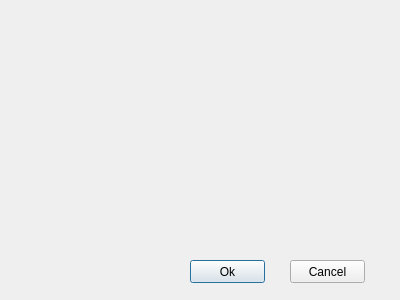
Old version of the form src/new_surf_rec.ui in the repository spektrof/SurfaceFromCloud.
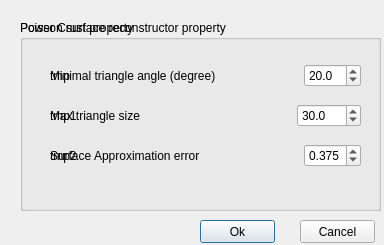
New version of the form.

Commit message: Implement Power Crust algorithm, compare with other algs, some refactor

Patch:
```diff
--- a/src/new_surf_rec.ui
+++ b/src/new_surf_rec.ui
@@ -6,8 +6,8 @@
    <rect>
     <x>0</x>
     <y>0</y>
-    <width>400</width>
-    <height>300</height>
+    <width>384</width>
+    <height>245</height>
    </rect>
   </property>
   <property name="windowTitle">
@@ -16,8 +16,8 @@
   <widget class="QPushButton" name="ok">
    <property name="geometry">
     <rect>
-     <x>190</x>
-     <y>260</y>
+     <x>200</x>
+     <y>220</y>
      <width>75</width>
      <height>23</height>
     </rect>
@@ -29,8 +29,8 @@
   <widget class="QPushButton" name="cancel">
    <property name="geometry">
     <rect>
-     <x>290</x>
-     <y>260</y>
+     <x>300</x>
+     <y>220</y>
      <width>75</width>
      <height>23</height>
     </rect>
@@ -42,6 +42,282 @@
     <string>Cancel</string>
    </property>
   </widget>
+  <widget class="QGroupBox" name="poisson">
+   <property name="geometry">
+    <rect>
+     <x>20</x>
+     <y>20</y>
+     <width>361</width>
+     <height>191</height>
+    </rect>
+   </property>
+   <property name="title">
+    <string>Poisson surface reconstructor property</string>
+   </property>
+   <widget class="QWidget" name="horizontalLayoutWidget_12">
+    <property name="geometry">
+     <rect>
+      <x>30</x>
+      <y>40</y>
+      <width>311</width>
+      <height>31</height>
+     </rect>
+    </property>
+    <layout class="QHBoxLayout" name="horizontalLayout_12">
+     <item>
+      <widget class="QLabel" name="label_9">
+       <property name="text">
+        <string>Minimal triangle angle (degree)</string>
+       </property>
+      </widget>
+     </item>
+     <item>
+      <widget class="QDoubleSpinBox" name="angle">
+       <property name="sizePolicy">
+        <sizepolicy hsizetype="Fixed" vsizetype="Fixed">
+         <horstretch>0</horstretch>
+         <verstretch>0</verstretch>
+        </sizepolicy>
+       </property>
+       <property name="decimals">
+        <number>1</number>
+       </property>
+       <property name="maximum">
+        <double>360.000000000000000</double>
+       </property>
+       <property name="singleStep">
+        <double>0.500000000000000</double>
+       </property>
+       <property name="value">
+        <double>20.000000000000000</double>
+       </property>
+      </widget>
+     </item>
+    </layout>
+   </widget>
+   <widget class="QWidget" name="horizontalLayoutWidget_13">
+    <property name="geometry">
+     <rect>
+      <x>30</x>
+      <y>80</y>
+      <width>311</width>
+      <height>31</height>
+     </rect>
+    </property>
+    <layout class="QHBoxLayout" name="horizontalLayout_13">
+     <item>
+      <widget class="QLabel" name="label_10">
+       <property name="text">
+        <string>Max triangle size</string>
+       </property>
+      </widget>
+     </item>
+     <item>
+      <widget class="QDoubleSpinBox" name="trisize">
+       <property name="sizePolicy">
+        <sizepolicy hsizetype="Fixed" vsizetype="Fixed">
+         <horstretch>0</horstretch>
+         <verstretch>0</verstretch>
+        </sizepolicy>
+       </property>
+       <property name="decimals">
+        <number>1</number>
+       </property>
+       <property name="maximum">
+        <double>1000.000000000000000</double>
+       </property>
+       <property name="singleStep">
+        <double>0.100000000000000</double>
+       </property>
+       <property name="value">
+        <double>30.000000000000000</double>
+       </property>
+      </widget>
+     </item>
+    </layout>
+   </widget>
+   <widget class="QWidget" name="horizontalLayoutWidget_14">
+    <property name="geometry">
+     <rect>
+      <x>30</x>
+      <y>120</y>
+      <width>311</width>
+      <height>31</height>
+     </rect>
+    </property>
+    <layout class="QHBoxLayout" name="horizontalLayout_14">
+     <item>
+      <widget class="QLabel" name="label_11">
+       <property name="text">
+        <string>Surface Approximation error</string>
+       </property>
+      </widget>
+     </item>
+     <item>
+      <widget class="QDoubleSpinBox" name="apprerr">
+       <property name="sizePolicy">
+        <sizepolicy hsizetype="Fixed" vsizetype="Fixed">
+         <horstretch>0</horstretch>
+         <verstretch>10</verstretch>
+        </sizepolicy>
+       </property>
+       <property name="decimals">
+        <number>3</number>
+       </property>
+       <property name="maximum">
+        <double>1.000000000000000</double>
+       </property>
+       <property name="singleStep">
+        <double>0.001000000000000</double>
+       </property>
+       <property name="value">
+        <double>0.375000000000000</double>
+       </property>
+      </widget>
+     </item>
+    </layout>
+   </widget>
+  </widget>
+  <widget class="QGroupBox" name="powercrust">
+   <property name="geometry">
+    <rect>
+     <x>20</x>
+     <y>20</y>
+     <width>361</width>
+     <height>191</height>
+    </rect>
+   </property>
+   <property name="title">
+    <string>Power Crust property</string>
+   </property>
+   <widget class="QWidget" name="horizontalLayoutWidget_15">
+    <property name="geometry">
+     <rect>
+      <x>30</x>
+      <y>40</y>
+      <width>311</width>
+      <height>31</height>
+     </rect>
+    </property>
+    <layout class="QHBoxLayout" name="horizontalLayout_15">
+     <item>
+      <widget class="QLabel" name="label_12">
+       <property name="text">
+        <string>tmp</string>
+       </property>
+      </widget>
+     </item>
+     <item>
+      <widget class="QDoubleSpinBox" name="rp_5">
+       <property name="sizePolicy">
+        <sizepolicy hsizetype="Fixed" vsizetype="Fixed">
+         <horstretch>0</horstretch>
+         <verstretch>0</verstretch>
+        </sizepolicy>
+       </property>
+       <property name="decimals">
+        <number>1</number>
+       </property>
+       <property name="maximum">
+        <double>360.000000000000000</double>
+       </property>
+       <property name="singleStep">
+        <double>0.500000000000000</double>
+       </property>
+       <property name="value">
+        <double>20.000000000000000</double>
+       </property>
+      </widget>
+     </item>
+    </layout>
+   </widget>
+   <widget class="QWidget" name="horizontalLayoutWidget_16">
+    <property name="geometry">
+     <rect>
+      <x>30</x>
+      <y>80</y>
+      <width>311</width>
+      <height>31</height>
+     </rect>
+    </property>
+    <layout class="QHBoxLayout" name="horizontalLayout_16">
+     <item>
+      <widget class="QLabel" name="label_13">
+       <property name="text">
+        <string>tmp1</string>
+       </property>
+      </widget>
+     </item>
+     <item>
+      <widget class="QDoubleSpinBox" name="rp_6">
+       <property name="sizePolicy">
+        <sizepolicy hsizetype="Fixed" vsizetype="Fixed">
+         <horstretch>0</horstretch>
+         <verstretch>0</verstretch>
+        </sizepolicy>
+       </property>
+       <property name="decimals">
+        <number>1</number>
+       </property>
+       <property name="maximum">
+        <double>1000.000000000000000</double>
+       </property>
+       <property name="singleStep">
+        <double>0.100000000000000</double>
+       </property>
+       <property name="value">
+        <double>30.000000000000000</double>
+       </property>
+      </widget>
+     </item>
+    </layout>
+   </widget>
+   <widget class="QWidget" name="horizontalLayoutWidget_17">
+    <property name="geometry">
+     <rect>
+      <x>30</x>
+      <y>120</y>
+      <width>311</width>
+      <height>31</height>
+     </rect>
+    </property>
+    <layout class="QHBoxLayout" name="horizontalLayout_17">
+     <item>
+      <widget class="QLabel" name="label_14">
+       <property name="text">
+        <string>tmp2</string>
+       </property>
+      </widget>
+     </item>
+     <item>
+      <widget class="QDoubleSpinBox" name="rp_7">
+       <property name="sizePolicy">
+        <sizepolicy hsizetype="Fixed" vsizetype="Fixed">
+         <horstretch>0</horstretch>
+         <verstretch>10</verstretch>
+        </sizepolicy>
+       </property>
+       <property name="decimals">
+        <number>3</number>
+       </property>
+       <property name="maximum">
+        <double>1.000000000000000</double>
+       </property>
+       <property name="singleStep">
+        <double>0.001000000000000</double>
+       </property>
+       <property name="value">
+        <double>0.375000000000000</double>
+       </property>
+      </widget>
+     </item>
+    </layout>
+   </widget>
+  </widget>
+  <zorder>ok</zorder>
+  <zorder>cancel</zorder>
+  <zorder>powercrust</zorder>
+  <zorder>poisson</zorder>
  </widget>
  <resources/>
  <connections/>
```
The commit also changes 30 other files.
